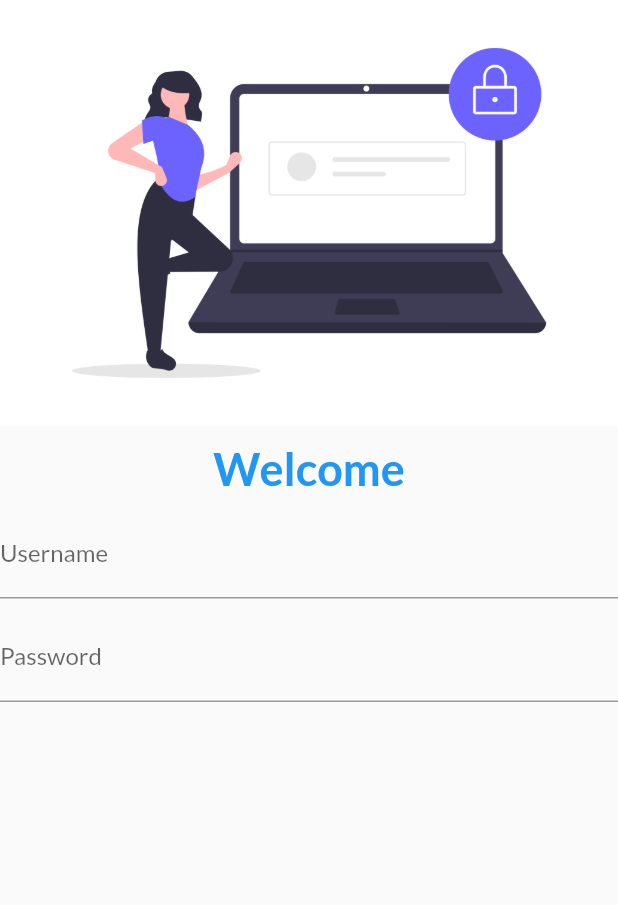
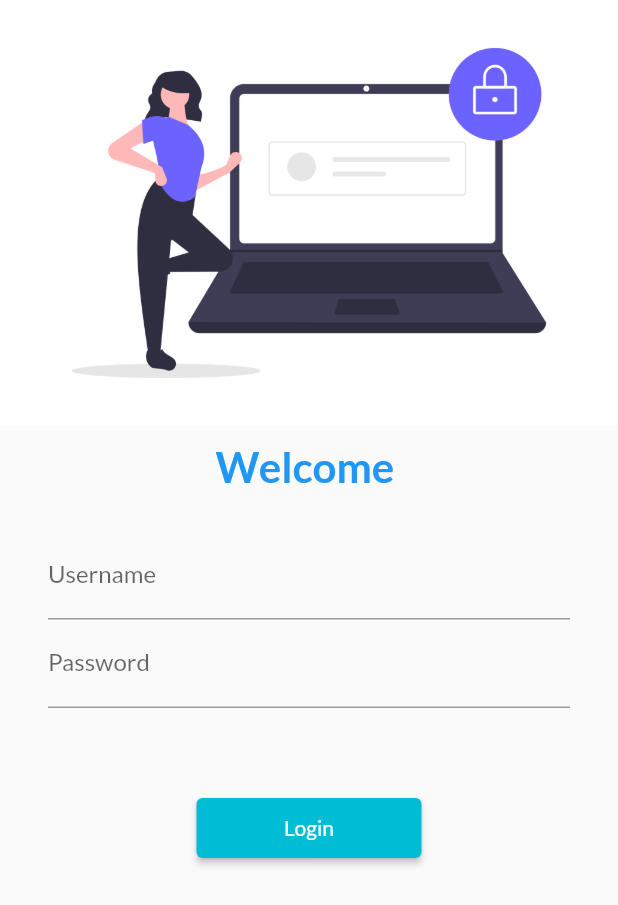
Before and after one commit to FanilaAliAgha/flutter_catalogue, a Flutter app: the screen it shows after launch, on a phone screen of 412 x 824 dp. Shown: the top 905 px of the screen. Run offline on Flutter 3.47's test engine with Material 2 defaults, Android fonts, the phone set to English and light mode, and no system bars; our stand-ins replace google_fonts.

Commit message:
Class2 done
Class2 done

```diff
--- a/lib/Pages/login_page.dart
+++ b/lib/Pages/login_page.dart
@@ -1,11 +1,22 @@
+// ignore_for_file: prefer_const_constructors
+
 import 'package:flutter/material.dart';
+import 'package:flutter_catalog/utils/Routes.dart';
 
-class LoginPage extends StatelessWidget {
+class LoginPage extends StatefulWidget {
   const LoginPage({Key? key}) : super(key: key);
 
   @override
+  State<LoginPage> createState() => _LoginPageState();
+}
+
+class _LoginPageState extends State<LoginPage> {
+  // to save something in this variable
+  String name = "";
+  @override
   Widget build(BuildContext context) {
     return Material(
+      child: SingleChildScrollView(
         child: Column(
           children: [
             Image.asset(
@@ -13,20 +24,36 @@ class LoginPage extends StatelessWidget {
               fit: BoxFit.cover,
             ),
             SizedBox(height: 10),
+            // ignore: prefer_const_constructors
             Text(
-            "Welcome",
+              "Welcome $name",
+              // ignore: prefer_const_constructors
               style: TextStyle(
-                color: Colors.blue, fontWeight: FontWeight.bold, fontSize: 30),
+                  color: Colors.blue,
+                  fontWeight: FontWeight.bold,
+                  fontSize: 28),
             ),
             SizedBox(height: 10),
+            Padding(
+              padding: const EdgeInsets.symmetric(vertical: 16, horizontal: 32),
+              child: Column(
+                children: [
                   TextFormField(
+                    // ignore: prefer_const_constructors
                     decoration: InputDecoration(
                       labelText: "Username",
                       hintText: "Enter User Name",
                     ),
+                    onChanged: (value) {
+                      name = value;
+//it is necessary to run the build function again
+// to get you ui only then you will be able to see your name with welcome
+                      setState(() {});
+                    },
                   ),
-          SizedBox(height: 10),
                   TextFormField(
+                    obscureText: true,
+                    // ignore: prefer_const_constructors
                     decoration: InputDecoration(
                       labelText: "Password",
                       hintText: "Enter Password",
@@ -34,6 +61,23 @@ class LoginPage extends StatelessWidget {
                   ),
                 ],
               ),
+            ),
+            SizedBox(
+              height: 40,
+            ),
+            ElevatedButton(
+              style: TextButton.styleFrom(minimumSize: Size(150, 40)),
+              onPressed: () {
+                Navigator.pushNamed(context, MyRoute.homeRoute);
+              },
+              child: Text(
+                "Login",
+                style: TextStyle(color: Colors.white),
+              ),
+            ),
+          ],
+        ),
+      ),
     );
   }
 }
--- a/lib/main.dart
+++ b/lib/main.dart
@@ -14,6 +14,7 @@ class MyApp extends StatelessWidget {
   @override
   Widget build(BuildContext context) {
     return MaterialApp(
+      debugShowCheckedModeBanner: false,
       themeMode: ThemeMode.light,
       theme: ThemeData(
         primarySwatch: Colors.cyan,
@@ -29,4 +30,4 @@ class MyApp extends StatelessWidget {
   }
 }
 
-////////resume video from 1hr 38 mints on 14/4/2022
+////////resume video from 2hr 17 mints on 14/4/2022
--- /dev/null
+++ b/lib/utils/Routes.dart
@@ -0,0 +1,4 @@
+class MyRoute {
+  static String homeRoute = "/home";
+  static String loginRoute = "/login";
+}
```
Lines whose indentation alone changed are shown as unchanged.
